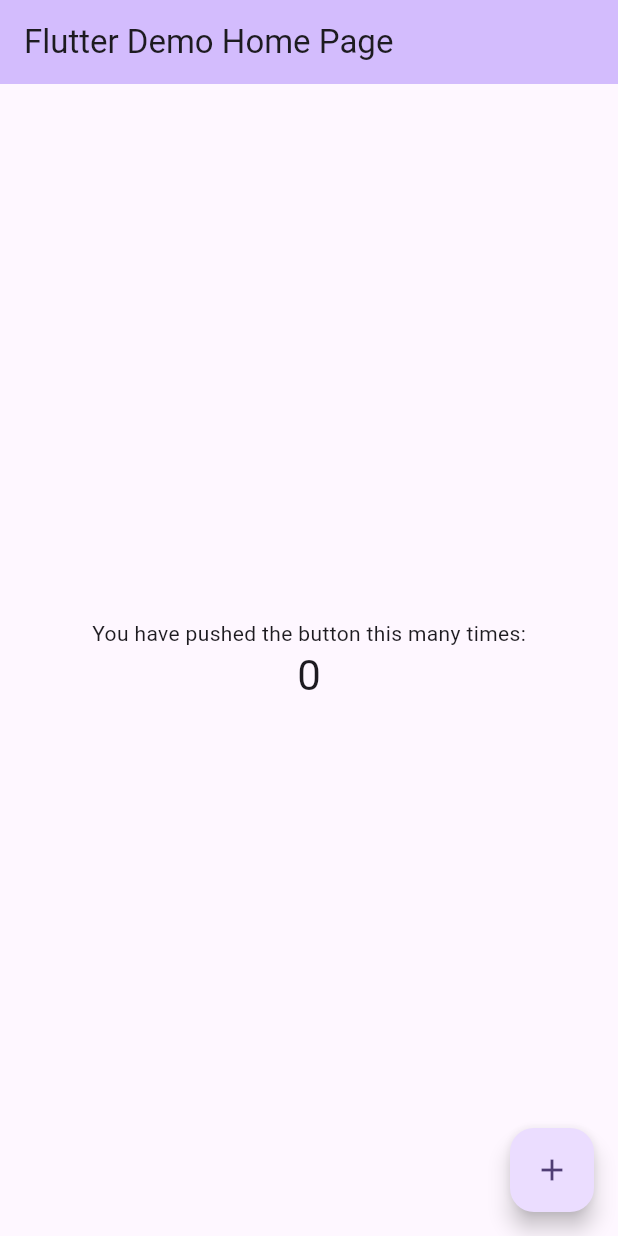
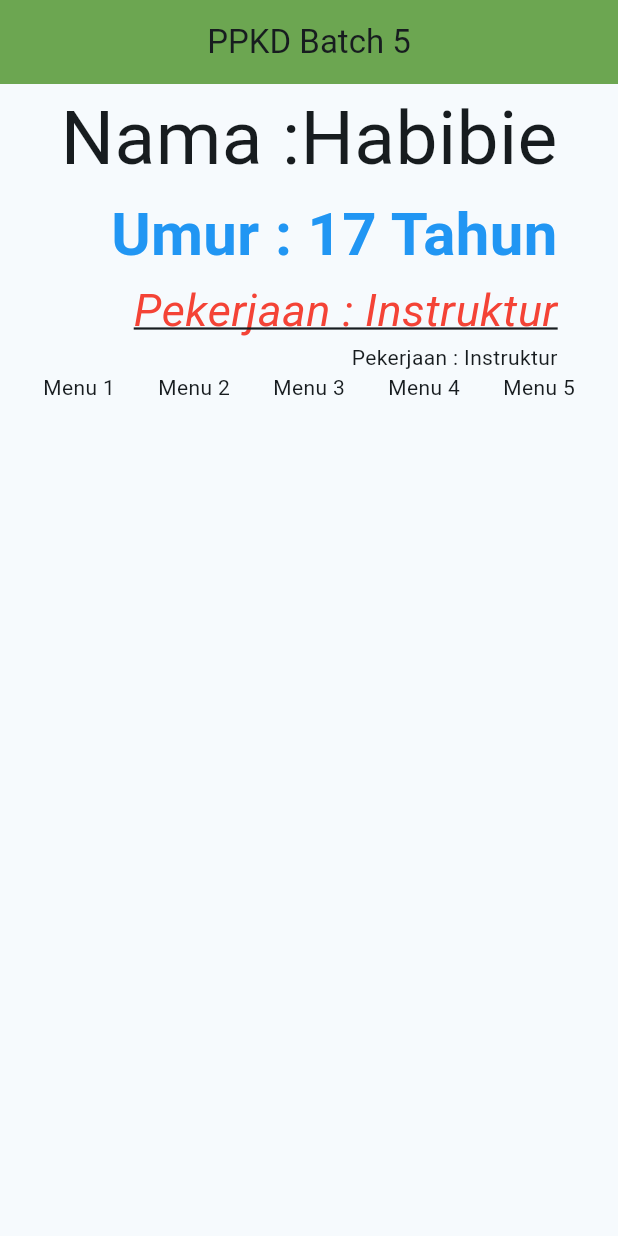
Before and after one commit to Habibieproject/ppkd_b_5, a Flutter app: the screen it shows after launch, on a phone screen of 412 x 824 dp. Run offline on Flutter 3.47's test engine with Material 3 defaults, Android fonts, the phone set to English and light mode, and no system bars.

Commit message:
Day 5 Scaffold, Row, Column, Text

```diff
--- /dev/null
+++ b/lib/day_5/column.dart
@@ -0,0 +1,42 @@
+import 'package:flutter/material.dart';
+
+class ColumnDay5 extends StatelessWidget {
+  const ColumnDay5({super.key});
+
+  @override
+  Widget build(BuildContext context) {
+    return Column(
+      mainAxisAlignment: MainAxisAlignment.spaceEvenly,
+      crossAxisAlignment: CrossAxisAlignment.end,
+      children: [
+        Text(
+          "Nama :Habibie",
+          style: TextStyle(fontSize: 50),
+        ), //fontsize : Mengatur size font
+        Text(
+          "Umur : 17 Tahun", //Text : Widget untuk menampilkan teks
+          style: TextStyle(
+            //TextStyle : Widget untuk mengatur style teks
+            color: Colors.blue, //color : Mengatur warna font
+            fontSize: 40, //fontSize : Mengatur ukuran font
+            fontWeight: FontWeight.bold, //fontWeight : Mengatur ketebalan font
+          ),
+        ),
+        Text(
+          "Pekerjaan : Instruktur",
+          style: TextStyle(
+            //TextStyle : Widget untuk mengatur style teks
+            color: Colors.red, //color : Mengatur warna font
+            fontSize: 30, //fontSize : Mengatur ukuran font
+            fontWeight: FontWeight.w400, //fontWeight : Mengatur ketebalan font
+            decoration:
+                TextDecoration.underline, //decoration : Mengatur dekorasi teks
+            fontStyle: FontStyle
+                .italic, //fontStyle : Mengatur gaya font (italic atau normal)
+          ),
+        ),
+        Text("Pekerjaan : Instruktur"),
+      ],
+    );
+  }
+}
--- /dev/null
+++ b/lib/day_5/row.dart
@@ -0,0 +1,20 @@
+import 'package:flutter/material.dart';
+
+class RowDay5 extends StatelessWidget {
+  const RowDay5({super.key});
+
+  @override
+  Widget build(BuildContext context) {
+    return Row(
+      mainAxisAlignment: MainAxisAlignment.spaceEvenly,
+      crossAxisAlignment: CrossAxisAlignment.center,
+      children: [
+        Text("Menu 1"),
+        Text("Menu 2"),
+        Text("Menu 3"),
+        Text("Menu 4"),
+        Text("Menu 5"),
+      ],
+    );
+  }
+}
--- /dev/null
+++ b/lib/day_5/scaffold.dart
@@ -0,0 +1,24 @@
+import 'package:flutter/material.dart';
+import 'package:ppkd_b_5/day_5/column.dart';
+import 'package:ppkd_b_5/day_5/row.dart';
+
+class ScaffoldDay5 extends StatelessWidget {
+  const ScaffoldDay5({super.key});
+
+  @override
+  Widget build(BuildContext context) {
+    return Scaffold(
+      appBar: AppBar(
+        // backgroundColor: Color.fromARGB(255, 59, 173, 7), //Pakai Color ARGB
+        backgroundColor: Color(0xff6CA651), //Pakai Color HEX
+        // backgroundColor: Colors.blue, //Pakai Color Native Flutter
+        title: Text("PPKD Batch 5"),
+        centerTitle: true,
+        // leading: Icon(Icons.arrow_back), //Posisi di sebelah kiri
+        // actions: [Text("PPKD Batch 5")],//Posisi di sebelah kanan
+      ),
+      body: Column(children: [ColumnDay5(), RowDay5()]),
+      // backgroundColor: Color(0xffBBCB2E), //Mengubah warna background
+    );
+  }
+}
--- a/lib/main.dart
+++ b/lib/main.dart
@@ -1,4 +1,5 @@
 import 'package:flutter/material.dart';
+import 'package:ppkd_b_5/day_5/scaffold.dart';
 
 void main() {
   runApp(const MyApp());
@@ -28,95 +29,10 @@ class MyApp extends StatelessWidget {
         //
         // This works for code too, not just values: Most code changes can be
         // tested with just a hot reload.
-        colorScheme: .fromSeed(seedColor: Colors.deepPurple),
+        colorScheme: .fromSeed(seedColor: Color(0xff09637E)),
       ),
-      home: const MyHomePage(title: 'Flutter Demo Home Page'),
+      home: ScaffoldDay5(),
+      // home: const MyHomePage(title: 'PPKD B5'),
     );
   }
 }
-
-class MyHomePage extends StatefulWidget {
-  const MyHomePage({super.key, required this.title});
-
-  // This widget is the home page of your application. It is stateful, meaning
-  // that it has a State object (defined below) that contains fields that affect
-  // how it looks.
-
-  // This class is the configuration for the state. It holds the values (in this
-  // case the title) provided by the parent (in this case the App widget) and
-  // used by the build method of the State. Fields in a Widget subclass are
-  // always marked "final".
-
-  final String title;
-
-  @override
-  State<MyHomePage> createState() => _MyHomePageState();
-}
-
-class _MyHomePageState extends State<MyHomePage> {
-  int _counter = 0;
-
-  void _incrementCounter() {
-    setState(() {
-      // This call to setState tells the Flutter framework that something has
-      // changed in this State, which causes it to rerun the build method below
-      // so that the display can reflect the updated values. If we changed
-      // _counter without calling setState(), then the build method would not be
-      // called again, and so nothing would appear to happen.
-      _counter++;
-    });
-  }
-
-  @override
-  Widget build(BuildContext context) {
-    // This method is rerun every time setState is called, for instance as done
-    // by the _incrementCounter method above.
-    //
-    // The Flutter framework has been optimized to make rerunning build methods
-    // fast, so that you can just rebuild anything that needs updating rather
-    // than having to individually change instances of widgets.
-    return Scaffold(
-      appBar: AppBar(
-        // TRY THIS: Try changing the color here to a specific color (to
-        // Colors.amber, perhaps?) and trigger a hot reload to see the AppBar
-        // change color while the other colors stay the same.
-        backgroundColor: Theme.of(context).colorScheme.inversePrimary,
-        // Here we take the value from the MyHomePage object that was created by
-        // the App.build method, and use it to set our appbar title.
-        title: Text(widget.title),
-      ),
-      body: Center(
-        // Center is a layout widget. It takes a single child and positions it
-        // in the middle of the parent.
-        child: Column(
-          // Column is also a layout widget. It takes a list of children and
-          // arranges them vertically. By default, it sizes itself to fit its
-          // children horizontally, and tries to be as tall as its parent.
-          //
-          // Column has various properties to control how it sizes itself and
-          // how it positions its children. Here we use mainAxisAlignment to
-          // center the children vertically; the main axis here is the vertical
-          // axis because Columns are vertical (the cross axis would be
-          // horizontal).
-          //
-          // TRY THIS: Invoke "debug painting" (choose the "Toggle Debug Paint"
-          // action in the IDE, or press "p" in the console), to see the
-          // wireframe for each widget.
-          mainAxisAlignment: .center,
-          children: [
-            const Text('You have pushed the button this many times:'),
-            Text(
-              '$_counter',
-              style: Theme.of(context).textTheme.headlineMedium,
-            ),
-          ],
-        ),
-      ),
-      floatingActionButton: FloatingActionButton(
-        onPressed: _incrementCounter,
-        tooltip: 'Increment',
-        child: const Icon(Icons.add),
-      ),
-    );
-  }
-}
--- /dev/null
+++ b/lib/tugas_1/tugas_1.dart
@@ -0,0 +1,10 @@
+import 'package:flutter/material.dart';
+
+class Tugas1Flutter extends StatelessWidget {
+  const Tugas1Flutter({super.key});
+
+  @override
+  Widget build(BuildContext context) {
+    return const Placeholder();
+  }
+}
```
